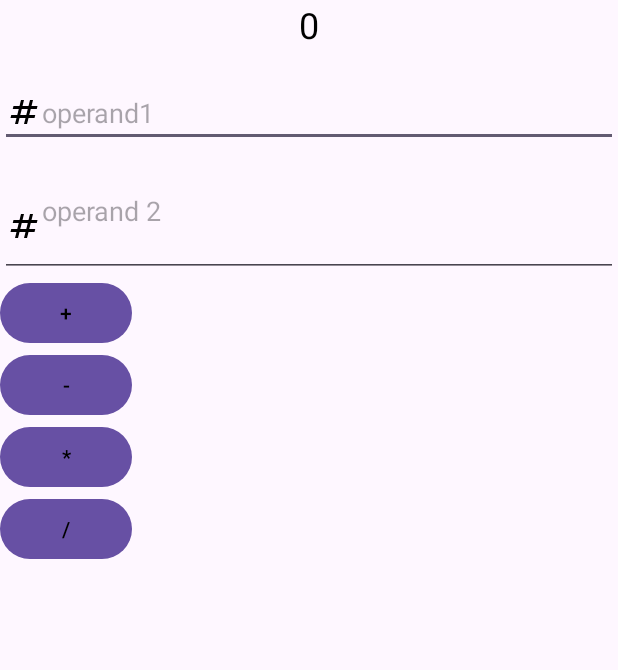
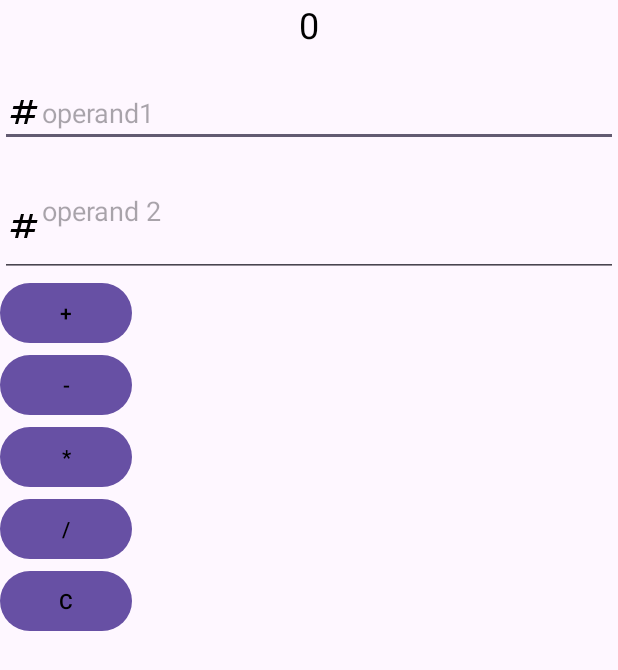
Before and after one commit to KomnisEvangelos/MVC-Calculator, an Android app: the MainActivity screen opened directly, with no data from a screen before it, on a phone screen of 412 x 824 dp. Shown: the top 670 px of the screen. Run offline under Robolectric (Android 15) with nearby library versions, the phone set to English and light mode, and no system bars.

Commit message:
added button cleal all

```diff
--- a/app/src/main/java/com/example/mvc_calculator/Controllers/CalculatorController.java
+++ b/app/src/main/java/com/example/mvc_calculator/Controllers/CalculatorController.java
@@ -1,5 +1,6 @@
 package com.example.mvc_calculator.Controllers;
 
+import android.widget.EditText;
 import android.widget.TextView;
 
 import com.example.mvc_calculator.Models.CalculatorModel;
@@ -7,10 +8,15 @@ import com.example.mvc_calculator.Models.CalculatorModel;
 public class CalculatorController {
     private CalculatorModel model;
     private TextView resultTextView;
+    private EditText operand1EditText;
+    private EditText operand2EditText;
 
-    public CalculatorController(CalculatorModel model, TextView resultTextView) {
+    public CalculatorController(CalculatorModel model, TextView resultTextView,EditText operand1EditText,EditText operand2EditText) {
         this.model = model;
         this.resultTextView = resultTextView;
+        this.operand1EditText = operand1EditText;
+        this.operand2EditText = operand2EditText;
+
     }
 
     public void onAddButtonClicked(double operand1,double operand2){
@@ -31,7 +37,11 @@ public class CalculatorController {
         model.divide(operand1,operand2);
         updateView();
     }
-
+    public void onClearButtonClicked(){
+       operand1EditText.setText("");
+       operand2EditText.setText("");
+       resultTextView.setText("0");
+    }
     private void updateView(){
         double result = model.getResult();
         resultTextView.setText(String.valueOf(result));
--- a/app/src/main/java/com/example/mvc_calculator/Models/CalculatorModel.java
+++ b/app/src/main/java/com/example/mvc_calculator/Models/CalculatorModel.java
@@ -23,6 +23,7 @@ public class CalculatorModel {
         }
     }
 
+
     public double getResult() {
         return result;
     }
--- a/app/src/main/java/com/example/mvc_calculator/Views/MainActivity.java
+++ b/app/src/main/java/com/example/mvc_calculator/Views/MainActivity.java
@@ -26,12 +26,12 @@ public class MainActivity extends AppCompatActivity {
         super.onCreate(savedInstanceState);
         setContentView(R.layout.activity_main);
 
-        model = new CalculatorModel();
         TextView resultTextView = findViewById(R.id.resultTextView);
-        controller = new CalculatorController(model,resultTextView);
-
         operand1EditText = findViewById(R.id.operand1EditText);
         operand2EditText = findViewById(R.id.operand2EditText);
+
+        model = new CalculatorModel();
+        controller = new CalculatorController(model,resultTextView,operand1EditText,operand2EditText);
 
         Button addBtn = findViewById(R.id.addBtn);
         Button subtractBtn = findViewById(R.id.subtractBtn);
@@ -69,4 +69,8 @@ public class MainActivity extends AppCompatActivity {
 
         controller.onDivisionButtonClicked(operand1,operand2);
     }
+    public void onClearButtonClicked(View v){
+        controller.onClearButtonClicked();
+    }
+
 }
--- a/app/src/main/res/layout/activity_main.xml
+++ b/app/src/main/res/layout/activity_main.xml
@@ -70,5 +70,14 @@
         android:text="/"
         android:onClick="onDivisionButtonClicked"
         />
+    <Button
+        android:layout_width="wrap_content"
+        android:layout_height="wrap_content"
+        android:shadowColor="@color/white"
+        android:textColor="@color/black"
+        android:id="@+id/ClearBtn"
+        android:text="C"
+        android:onClick="onClearButtonClicked"
+        />
 
 </LinearLayout>
```
